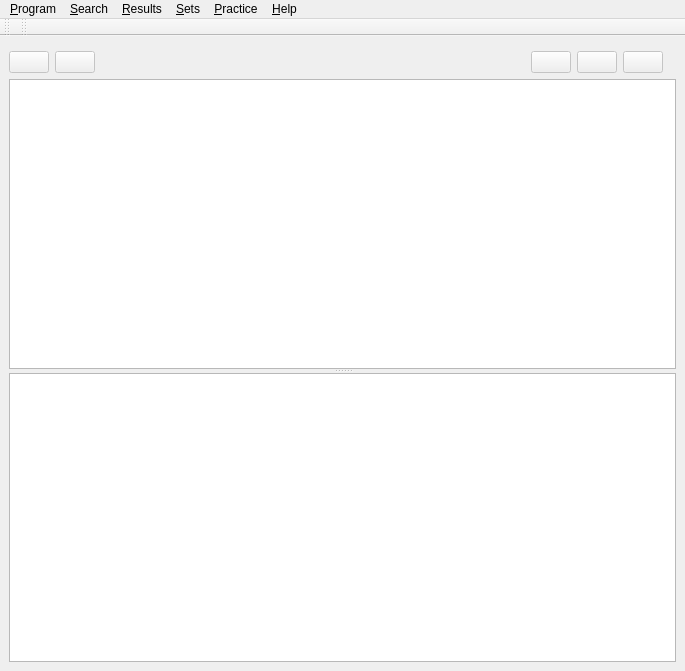
Old version of the form src/gui/MainWindow.ui in the repository Gnurou/tagainijisho.
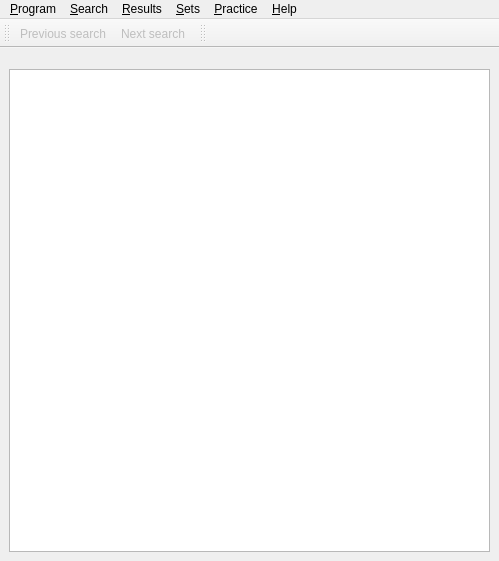
New version of the form. Icons and pictures are not drawn. Custom widgets are drawn as their Qt base class.

Commit message: Search results logic moved into its own widget

Patch:
```diff
--- a/src/gui/MainWindow.ui
+++ b/src/gui/MainWindow.ui
@@ -6,8 +6,8 @@
    <rect>
     <x>0</x>
     <y>0</y>
-    <width>685</width>
-    <height>671</height>
+    <width>499</width>
+    <height>561</height>
    </rect>
   </property>
   <property name="windowTitle">
@@ -26,169 +26,13 @@
      <widget class="MultiStackedWidget" name="_searchFilters" native="true"/>
     </item>
     <item>
-     <layout class="QHBoxLayout" name="navigationButtonsLayout">
-      <item>
-       <widget class="QPushButton" name="prevButton">
-        <property name="enabled">
-         <bool>false</bool>
-        </property>
-        <property name="sizePolicy">
-         <sizepolicy hsizetype="Maximum" vsizetype="Maximum">
-          <horstretch>0</horstretch>
-          <verstretch>0</verstretch>
-         </sizepolicy>
-        </property>
-        <property name="toolTip">
-         <string>Previous search</string>
-        </property>
-        <property name="text">
-         <string/>
-        </property>
-        <property name="icon">
-         <iconset resource="../../tagainijisho.qrc">
-          <normaloff>:/images/icons/go-previous.png</normaloff>:/images/icons/go-previous.png</iconset>
-        </property>
-       </widget>
-      </item>
-      <item>
-       <widget class="QPushButton" name="nextButton">
-        <property name="enabled">
-         <bool>false</bool>
-        </property>
-        <property name="sizePolicy">
-         <sizepolicy hsizetype="Maximum" vsizetype="Maximum">
-          <horstretch>0</horstretch>
-          <verstretch>0</verstretch>
-         </sizepolicy>
-        </property>
-        <property name="toolTip">
-         <string>Next search</string>
-        </property>
-        <property name="text">
-         <string/>
-        </property>
-        <property name="icon">
-         <iconset resource="../../tagainijisho.qrc">
-          <normaloff>:/images/icons/go-next.png</normaloff>:/images/icons/go-next.png</iconset>
-        </property>
-       </widget>
-      </item>
-      <item>
-       <widget class="QLabel" name="nbResultsLabel">
-        <property name="text">
-         <string/>
-        </property>
-       </widget>
-      </item>
-      <item>
-       <widget class="QPushButton" name="previousPageButton">
-        <property name="enabled">
-         <bool>false</bool>
-        </property>
-        <property name="sizePolicy">
-         <sizepolicy hsizetype="Maximum" vsizetype="Maximum">
-          <horstretch>0</horstretch>
-          <verstretch>0</verstretch>
-         </sizepolicy>
-        </property>
-        <property name="toolTip">
-         <string>Previous page</string>
-        </property>
-        <property name="text">
-         <string/>
-        </property>
-        <property name="icon">
-         <iconset resource="../../tagainijisho.qrc">
-          <normaloff>:/images/icons/arrow-left.png</normaloff>:/images/icons/arrow-left.png</iconset>
-        </property>
-       </widget>
-      </item>
-      <item>
-       <widget class="QPushButton" name="nextPageButton">
-        <property name="enabled">
-         <bool>false</bool>
-        </property>
-        <property name="sizePolicy">
-         <sizepolicy hsizetype="Maximum" vsizetype="Maximum">
-          <horstretch>0</horstretch>
-          <verstretch>0</verstretch>
-         </sizepolicy>
-        </property>
-        <property name="toolTip">
-         <string>Next page</string>
-        </property>
-        <property name="text">
-         <string/>
-        </property>
-        <property name="icon">
-         <iconset resource="../../tagainijisho.qrc">
-          <normaloff>:/images/icons/arrow-right.png</normaloff>:/images/icons/arrow-right.png</iconset>
-        </property>
-       </widget>
-      </item>
-      <item>
-       <widget class="QPushButton" name="showAllResultsButton">
-        <property name="enabled">
-         <bool>false</bool>
-        </property>
-        <property name="sizePolicy">
-         <sizepolicy hsizetype="Maximum" vsizetype="Maximum">
-          <horstretch>0</horstretch>
-          <verstretch>0</verstretch>
-         </sizepolicy>
-        </property>
-        <property name="toolTip">
-         <string>Show all results</string>
-        </property>
-        <property name="text">
-         <string/>
-        </property>
-        <property name="icon">
-         <iconset resource="../../tagainijisho.qrc">
-          <normaloff>:/images/icons/arrow-down-double.png</normaloff>:/images/icons/arrow-down-double.png</iconset>
-        </property>
-       </widget>
-      </item>
-      <item>
-       <widget class="ClickableLabel" name="searchActiveAnimation">
-        <property name="sizePolicy">
-         <sizepolicy hsizetype="Fixed" vsizetype="Fixed">
-          <horstretch>0</horstretch>
-          <verstretch>0</verstretch>
-         </sizepolicy>
-        </property>
-        <property name="toolTip">
-         <string>Click when a search is active to abort it</string>
-        </property>
-        <property name="text">
-         <string/>
-        </property>
-       </widget>
-      </item>
-     </layout>
+     <widget class="ResultsViewWidget" name="_resultsView" native="true"/>
     </item>
     <item>
      <widget class="QSplitter" name="splitter">
       <property name="orientation">
        <enum>Qt::Vertical</enum>
       </property>
-      <widget class="ResultsView" name="_resultsView">
-       <property name="acceptDrops">
-        <bool>false</bool>
-       </property>
-       <property name="showDropIndicator" stdset="0">
-        <bool>true</bool>
-       </property>
-       <property name="dragEnabled">
-        <bool>true</bool>
-       </property>
-       <property name="dragDropMode">
-        <enum>QAbstractItemView::DragOnly</enum>
-       </property>
-       <property name="selectionMode">
-        <enum>QAbstractItemView::ExtendedSelection</enum>
-       </property>
-      </widget>
       <widget class="ToolBarDetailedView" name="_detailedView"/>
      </widget>
     </item>
@@ -199,8 +43,8 @@
     <rect>
      <x>0</x>
      <y>0</y>
-     <width>685</width>
-     <height>21</height>
+     <width>499</width>
+     <height>23</height>
     </rect>
    </property>
    <widget class="QMenu" name="_fileMenu">
@@ -266,6 +110,9 @@
    <addaction name="_helpMenu"/>
   </widget>
   <widget class="QToolBar" name="_toolsToolBar">
+   <property name="enabled">
+    <bool>true</bool>
+   </property>
    <property name="windowTitle">
     <string>Tools</string>
    </property>
@@ -281,6 +128,8 @@
    <attribute name="toolBarBreak">
     <bool>false</bool>
    </attribute>
+   <addaction name="actionPreviousSearch"/>
+   <addaction name="actionNextSearch"/>
   </widget>
   <widget class="QToolBar" name="_filtersToolBar">
    <property name="windowTitle">
@@ -477,13 +326,32 @@
     <enum>QAction::AboutRole</enum>
    </property>
   </action>
+  <action name="actionPreviousSearch">
+   <property name="enabled">
+    <bool>false</bool>
+   </property>
+   <property name="icon">
+    <iconset resource="../../tagainijisho.qrc">
+     <normaloff>:/images/icons/go-previous.png</normaloff>:/images/icons/go-previous.png</iconset>
+   </property>
+   <property name="text">
+    <string>Previous search</string>
+   </property>
+  </action>
+  <action name="actionNextSearch">
+   <property name="enabled">
+    <bool>false</bool>
+   </property>
+   <property name="icon">
+    <iconset resource="../../tagainijisho.qrc">
+     <normaloff>:/images/icons/go-next.png</normaloff>:/images/icons/go-next.png</iconset>
+   </property>
+   <property name="text">
+    <string>Next search</string>
+   </property>
+  </action>
  </widget>
  <customwidgets>
-  <customwidget>
-   <class>ResultsView</class>
-   <extends>QListView</extends>
-   <header>gui/ResultsView.h</header>
-  </customwidget>
   <customwidget>
    <class>ToolBarDetailedView</class>
    <extends>QTextBrowser</extends>
@@ -496,9 +364,10 @@
    <container>1</container>
   </customwidget>
   <customwidget>
-   <class>ClickableLabel</class>
-   <extends>QLabel</extends>
-   <header>gui/ClickableLabel.h</header>
+   <class>ResultsViewWidget</class>
+   <extends>QWidget</extends>
+   <header>gui/ResultsViewWidget.h</header>
+   <container>1</container>
   </customwidget>
  </customwidgets>
  <tabstops>
```
Left out of the diff: 118 changed lines with no effect on the pictures. The commit also changes 8 other files.
